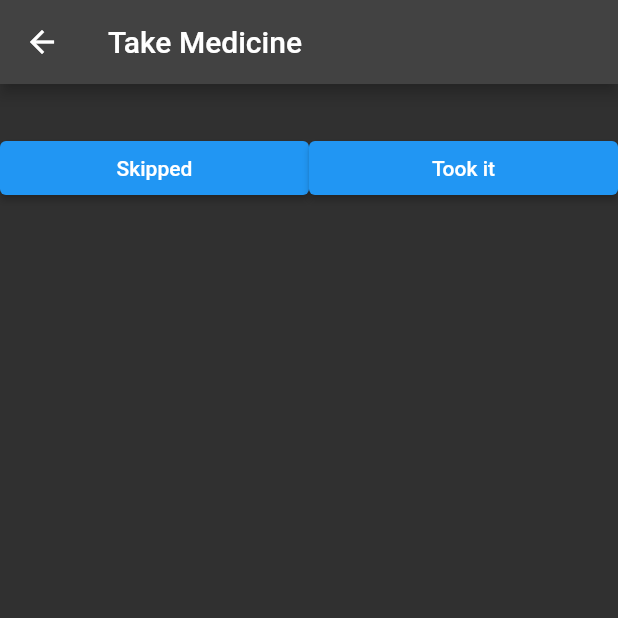
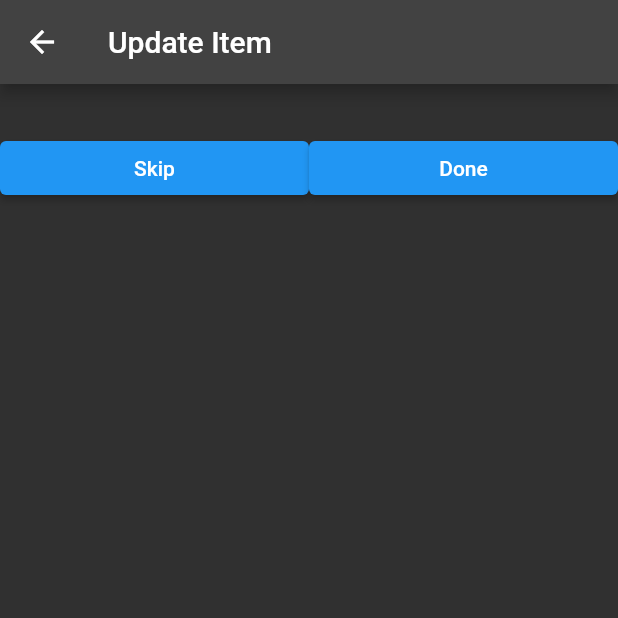
Before and after one commit to Ashmit101/mymeds, a Flutter app: the NotificationDetails screen opened directly with empty values, on a phone screen of 412 x 824 dp, the top half of it. Run offline on Flutter 3.47's test engine with Material 2 defaults, Android fonts, the phone set to English and light mode, and no system bars; our stand-ins replace awesome_notifications, camera, cloud_firestore, curved_navigation_bar, date_picker_timeline, firebase_core and 10 more; missing offline and left inert: flutter_email_sender, flutter_sms, fluttercontactpicker, hawk_fab_menu, tab_container; accounts and stored records are empty.

```diff
--- a/lib/screens/notification_detail.dart
+++ b/lib/screens/notification_detail.dart
@@ -1,59 +1,45 @@
 import 'package:flutter/material.dart';
 import 'package:get/get.dart';
 import 'package:my_meds/models/activity.dart';
+import 'package:my_meds/utilities/medicine_controller.dart';
 
 import '../models/medicine.dart';
+import '../utilities/db_helper.dart';
 
 class NotificationDetails extends StatelessWidget {
-  final Medicine? medicine;
-  final Activity? activity;
-  const NotificationDetails({super.key, this.medicine, this.activity});
+  final String title;
+  final String note;
+  final int id;
+
+  const NotificationDetails(
+      {super.key, required this.title, required this.note, required this.id});
 
   @override
   Widget build(BuildContext context) {
-    String title;
-    String note;
-    String done, skip;
-    String appBarTitle;
-    if (medicine != null) {
-      title = medicine!.title as String;
-      note = medicine!.note as String;
-      done = 'Took it';
-      skip = "Skipped";
-      appBarTitle = 'Take Medicine';
-    } else {
-      title = activity!.title as String;
-      note = activity!.note as String;
-      done = 'Done';
-      skip = 'Skip';
-      appBarTitle = 'Perform Activity';
-    }
-
     return Scaffold(
       appBar: AppBar(
-        title: Text(appBarTitle),
+        title: const Text('Update Item'),
       ),
       body: Column(
         crossAxisAlignment: CrossAxisAlignment.center,
         children: [
           Text(
-              title,
-
+            title,
           ),
-          Text(
-            note
-          ),
+          Text(note),
           Row(
-
             children: [
-              Expanded(child: ElevatedButton(
-
-                onPressed: (){
-                Get.back();
-              }, child: Text(skip))),
-              Expanded(child: ElevatedButton(onPressed: (){
-
-              }, child: Text(done)))
+              Expanded(
+                  child: ElevatedButton(
+                      onPressed: () {
+                        Get.back();
+                      },
+                      child: Text('Skip'))),
+              Expanded(
+                  child: ElevatedButton(onPressed: () {
+                    DBHelper.reduceDose(id);
+                    Get.back();
+                  }, child: const Text("Done")))
             ],
           )
         ],
```
Also changed, not shown: lib/main.dart (+5 -7 lines), lib/models/activity.dart (+53 -4 lines), lib/models/medicine.dart (+37 -0 lines), lib/utilities/db_helper.dart (+41 -8 lines), lib/utilities/notification_services.dart (+29 -13 lines), 1 other file.
